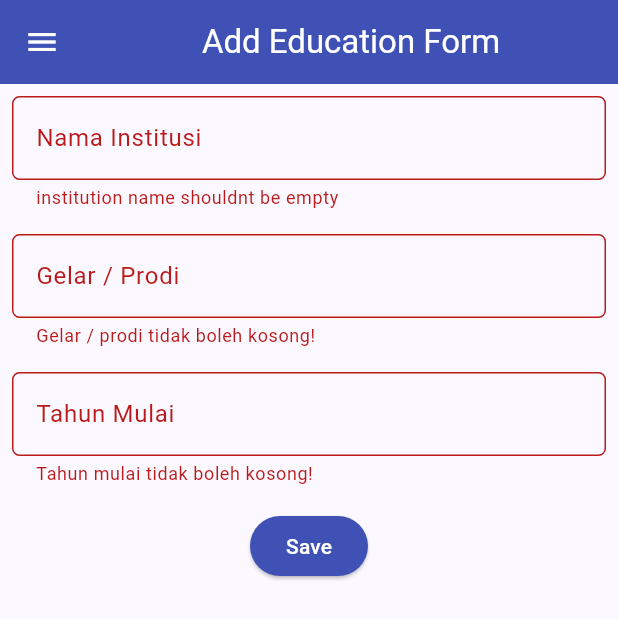
After one commit to RedStone576/pbp_flutter, a Flutter app: the EducationFormPage screen opened directly, after a tap on "Save", on a phone screen of 412 x 824 dp. The commit adds this screen. Shown: the top 619 px of the screen. Run offline on Flutter 3.47's test engine with Material 3 defaults, Android fonts, the phone set to English and light mode, and no system bars.

Commit message:
feat: educationFormPage and its' nav at home

```diff
--- /dev/null
+++ b/lib/screens/education_form.dart
@@ -0,0 +1,168 @@
+import 'package:flutter/material.dart';
+import 'package:pbp_flutter/widgets/left_drawer.dart';
+
+class EducationFormPage extends StatefulWidget {
+  const EducationFormPage({super.key});
+
+  @override
+  State<EducationFormPage> createState() => _EducationFormPageState();
+}
+
+class _EducationFormPageState extends State<EducationFormPage> {
+  final _formKey = GlobalKey<FormState>();
+  String _institution = "";
+  String _major = "";
+  String _startYear = "";
+
+  @override
+  Widget build(BuildContext context) {
+    return Scaffold(
+      appBar: AppBar(
+        title: const Center(child: Text('Add Education Form')),
+        backgroundColor: Colors.indigo,
+        foregroundColor: Colors.white,
+      ),
+
+      drawer: const LeftDrawer(),
+
+      body: Form(
+        key: _formKey,
+        child: SingleChildScrollView(
+          child: Column(
+            crossAxisAlignment: CrossAxisAlignment.start,
+            children: [
+              Padding(
+                padding: const EdgeInsets.all(8.0),
+                child: TextFormField(
+                  decoration: InputDecoration(
+                    hintText: "Nama Institusi",
+                    labelText: "Nama Institusi",
+                    border: OutlineInputBorder(
+                      borderRadius: BorderRadius.circular(5.0),
+                    ),
+                  ),
+                  onChanged: (String? value) {
+                    setState(() {
+                      _institution = value!;
+                    });
+                  },
+                  validator: (String? value) {
+                    if (value == null || value.trim().isEmpty) {
+                      return "institution name shouldnt be empty";
+                    }
+                    return null;
+                  },
+                ),
+              ),
+
+              Padding(
+                padding: const EdgeInsets.all(8.0),
+                child: TextFormField(
+                  decoration: InputDecoration(
+                    hintText: "Gelar / Prodi",
+                    labelText: "Gelar / Prodi",
+                    border: OutlineInputBorder(
+                      borderRadius: BorderRadius.circular(5.0),
+                    ),
+                  ),
+
+                  onChanged: (String? value) {
+                    setState(() {
+                      _major = value!;
+                    });
+                  },
+
+                  validator: (String? value) {
+                    if (value == null || value.trim().isEmpty) {
+                      return "Gelar / prodi tidak boleh kosong!";
+                    }
+                    return null;
+                  },
+                ),
+              ),
+
+              Padding(
+                padding: const EdgeInsets.all(8.0),
+                child: TextFormField(
+                  keyboardType: TextInputType.number,
+                  decoration: InputDecoration(
+                    hintText: "Tahun Mulai (misal: 2022)",
+                    labelText: "Tahun Mulai",
+                    border: OutlineInputBorder(
+                      borderRadius: BorderRadius.circular(5.0),
+                    ),
+                  ),
+
+                  onChanged: (String? value) {
+                    setState(() {
+                      _startYear = value!;
+                    });
+                  },
+
+                  validator: (String? value) {
+                    if (value == null || value.trim().isEmpty) {
+                      return "Tahun mulai tidak boleh kosong!";
+                    }
+                    if (int.tryParse(value.trim()) == null) {
+                      return "Tahun mulai harus berupa integer";
+                    }
+                    return null;
+                  },
+                ),
+              ),
+
+              Align(
+                alignment: Alignment.bottomCenter,
+                child: Padding(
+                  padding: const EdgeInsets.all(8.0),
+                  child: ElevatedButton(
+                    style: ButtonStyle(
+                      backgroundColor: WidgetStateProperty.all(Colors.indigo),
+                    ),
+                    onPressed: () {
+                      if (_formKey.currentState!.validate()) {
+                        showDialog(
+                          context: context,
+                          builder: (context) {
+                            return AlertDialog(
+                              title: const Text(
+                                'Edukasi berhasil ditambahkan!',
+                              ),
+                              content: SingleChildScrollView(
+                                child: Column(
+                                  crossAxisAlignment: CrossAxisAlignment.start,
+                                  children: [
+                                    Text('Institusi: $_institution'),
+                                    Text('Gelar / Prodi: $_major'),
+                                    Text('Tahun Mulai: $_startYear'),
+                                  ],
+                                ),
+                              ),
+                              actions: [
+                                TextButton(
+                                  child: const Text('OK'),
+                                  onPressed: () {
+                                    Navigator.pop(context);
+                                    _formKey.currentState!.reset();
+                                  },
+                                ),
+                              ],
+                            );
+                          },
+                        );
+                      }
+                    },
+                    child: const Text(
+                      "Save",
+                      style: TextStyle(color: Colors.white),
+                    ),
+                  ),
+                ),
+              ),
+            ],
+          ),
+        ),
+      ),
+    );
+  }
+}
--- a/lib/widgets/left_drawer.dart
+++ b/lib/widgets/left_drawer.dart
@@ -1,6 +1,7 @@
 import 'package:flutter/material.dart';
 import 'package:pbp_flutter/screens/menu.dart';
 import 'package:pbp_flutter/screens/project_form.dart';
+import 'package:pbp_flutter/screens/education_form.dart';
 
 class LeftDrawer extends StatelessWidget {
   const LeftDrawer({super.key});
@@ -55,6 +56,18 @@ class LeftDrawer extends StatelessWidget {
               );
             },
           ),
+          ListTile(
+            leading: const Icon(Icons.school_outlined),
+            title: const Text('Add Education'),
+            onTap: () {
+              Navigator.push(
+                context,
+                MaterialPageRoute(
+                  builder: (context) => const EducationFormPage(),
+                ),
+              );
+            },
+          ),
         ],
       ),
     );
```
Also changed, not shown: lib/screens/menu.dart (+5 -7 lines), lib/widgets/project_card.dart (+8 -1 lines).
